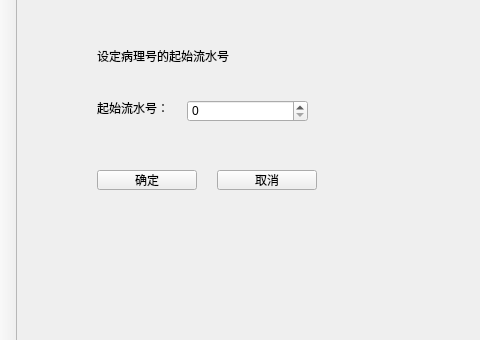
The window that tabsystemset/tabsystemset.ui (YYC572652645/PatholoSystem) describes before a commit, drawn with Qt 5; both pictures show x 0 to 480 and y 0 to 340 of the 800 by 600 pixel window.
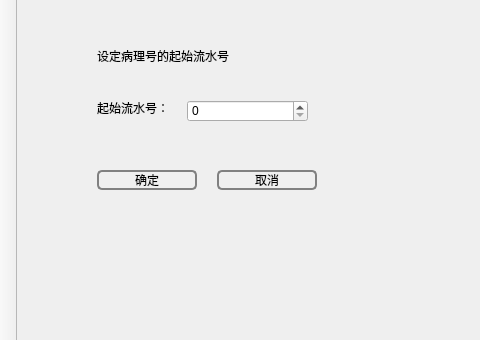
The same window after the commit.

```diff
--- a/tabsystemset/tabsystemset.ui
+++ b/tabsystemset/tabsystemset.ui
@@ -68,6 +68,30 @@
       <height>0</height>
      </size>
     </property>
+    <property name="styleSheet">
+     <string notr="true">QPushButton
+{
+    background-color: transparent;
+    border-radius:5px;
+    border:2px solid gray;
+    color:black;
+    height:20px;
+}
+
+QPushButton:hover
+{
+    background-color: rgb(0,130,150);
+    border-radius:5px;
+    color:white;
+}
+
+QPushButton:hover:pressed
+{
+    background-color:rgb(85,170,255);
+    border-radius:5px;
+    color:white;
+}</string>
+    </property>
     <property name="text">
      <string>确定</string>
     </property>
@@ -87,6 +111,30 @@
       <height>0</height>
      </size>
     </property>
+    <property name="styleSheet">
+     <string notr="true">QPushButton
+{
+    background-color: transparent;
+    border-radius:5px;
+    border:2px solid gray;
+    color:black;
+    height:20px;
+}
+
+QPushButton:hover
+{
+    background-color: rgb(0,130,150);
+    border-radius:5px;
+    color:white;
+}
+
+QPushButton:hover:pressed
+{
+    background-color:rgb(85,170,255);
+    border-radius:5px;
+    color:white;
+}</string>
+    </property>
     <property name="text">
      <string>取消</string>
     </property>
```
